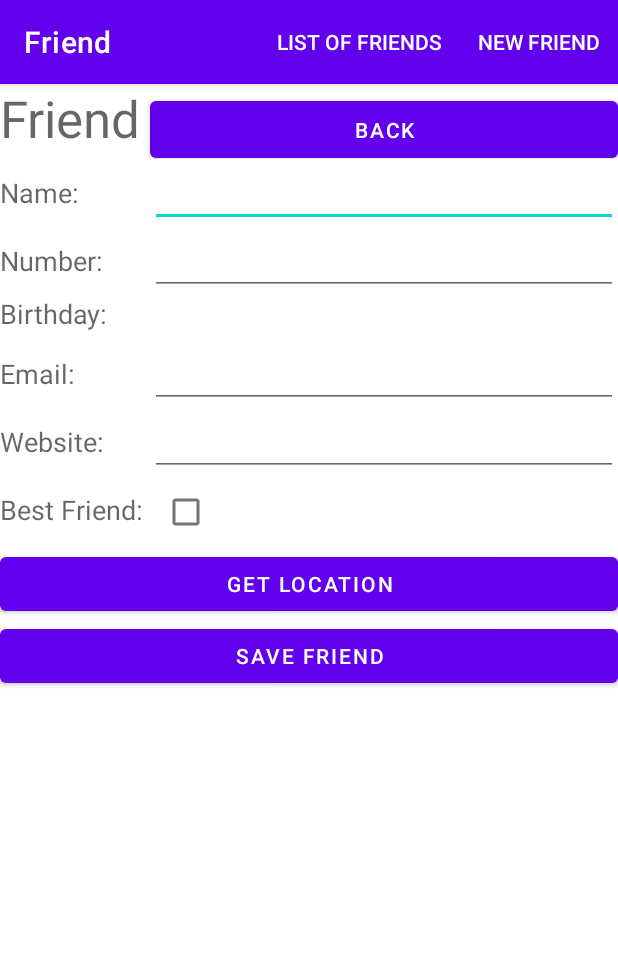
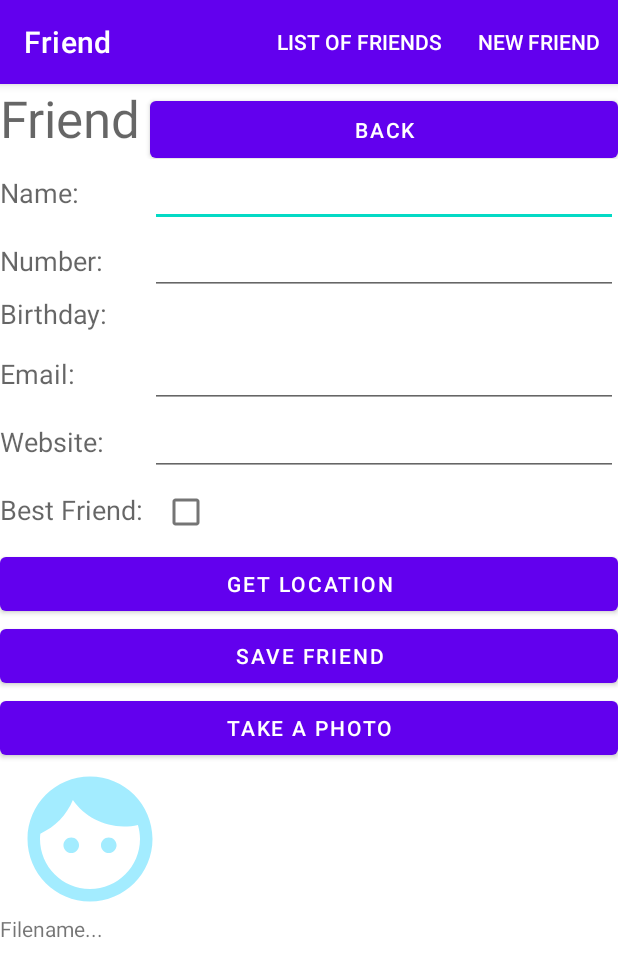
Before and after one commit to daiperboevs42/FriendCompulsory, an Android app: the DetailsActivity screen opened directly, with no data from a screen before it, on a phone screen of 412 x 824 dp. Shown: the top 977 px of the screen. Run offline under Robolectric (Android 15) with nearby library versions, the phone set to English and light mode, and no system bars; pictures from the network do not load.

Commit message:
PhotoFileWorks

```diff
--- /dev/null
+++ b/app/src/main/res/drawable/face.xml
@@ -0,0 +1,5 @@
+<vector android:height="24dp" android:tint="#A3ECFF"
+    android:viewportHeight="24" android:viewportWidth="24"
+    android:width="24dp" xmlns:android="http://schemas.android.com/apk/res/android">
+    <path android:fillColor="@android:color/white" android:pathData="M9,11.75c-0.69,0 -1.25,0.56 -1.25,1.25s0.56,1.25 1.25,1.25 1.25,-0.56 1.25,-1.25 -0.56,-1.25 -1.25,-1.25zM15,11.75c-0.69,0 -1.25,0.56 -1.25,1.25s0.56,1.25 1.25,1.25 1.25,-0.56 1.25,-1.25 -0.56,-1.25 -1.25,-1.25zM12,2C6.48,2 2,6.48 2,12s4.48,10 10,10 10,-4.48 10,-10S17.52,2 12,2zM12,20c-4.41,0 -8,-3.59 -8,-8 0,-0.29 0.02,-0.58 0.05,-0.86 2.36,-1.05 4.23,-2.98 5.21,-5.37C11.07,8.33 14.05,10 17.42,10c0.78,0 1.53,-0.09 2.25,-0.26 0.21,0.71 0.33,1.47 0.33,2.26 0,4.41 -3.59,8 -8,8z"/>
+</vector>
--- a/app/src/main/res/layout/details.xml
+++ b/app/src/main/res/layout/details.xml
@@ -201,5 +201,26 @@
             android:text="Delete Friend"
             android:visibility="gone"/>
 
+        <Button
+            android:id="@+id/btnByFile"
+            android:onClick="onTakeAsFile"
+            android:layout_width="match_parent"
+            android:layout_height="wrap_content"
+            android:text="Take a photo"/>
+
+        <ImageView
+            android:id="@+id/imgView"
+            android:layout_width="120dp"
+            android:layout_height="100dp"
+            android:adjustViewBounds="true"
+            android:scaleType="fitCenter"
+            android:src="@drawable/face" />
+        <TextView
+            android:layout_width="wrap_content"
+            android:layout_height="wrap_content"
+            android:text="Filename..."
+            android:id="@+id/tvImageInfo"
+            android:layout_centerHorizontal="true" />
+
     </LinearLayout>
 </androidx.constraintlayout.widget.ConstraintLayout>
--- /dev/null
+++ b/app/src/main/res/xml/file_paths.xml
@@ -0,0 +1,4 @@
+<?xml version="1.0" encoding="utf-8"?>
+<paths>
+    <external-files-path name="images" path="Pictures/Camera01/" />
+</paths>
```
Also changed, not shown: app/src/main/AndroidManifest.xml (+12 -0 lines), app/src/main/java/com/example/friend/GUI/DetailsActivity.kt (+99 -0 lines).
